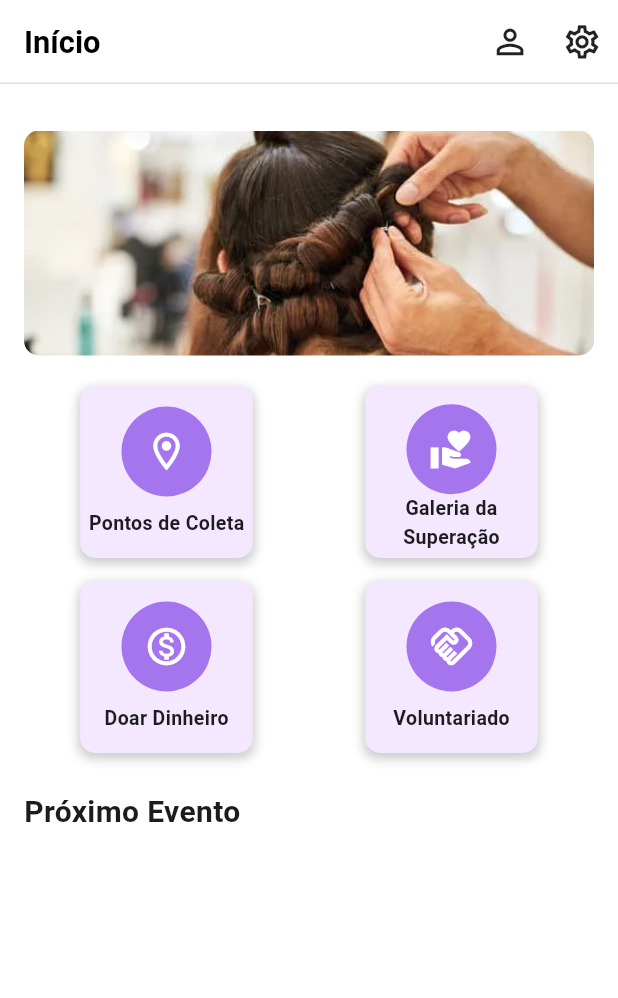
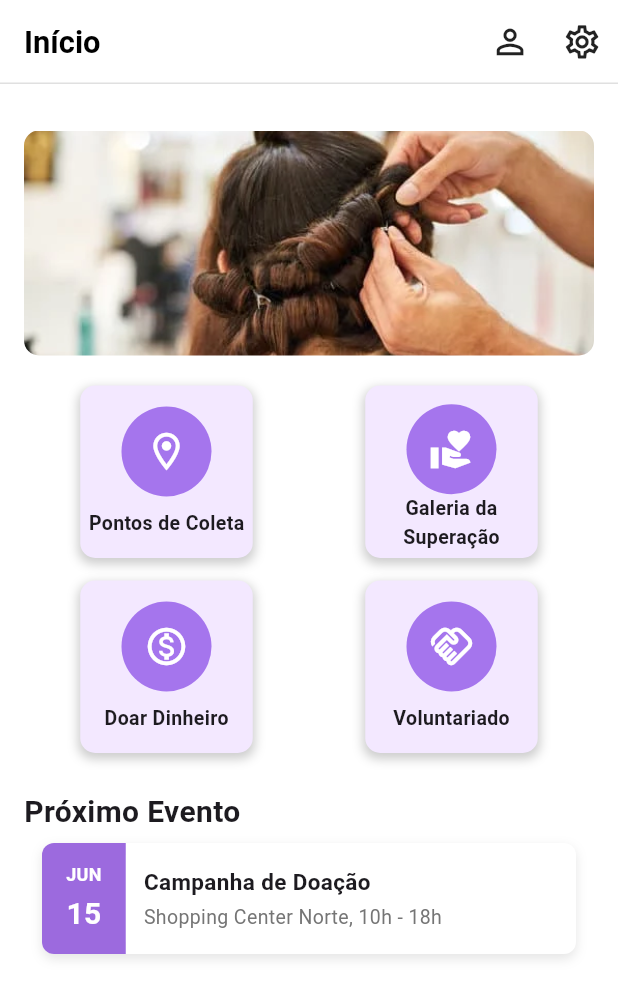
Before and after one commit to Arthur-Sto/Hair4Hope_MOBILE, a Flutter app: the HomePage screen opened by its route, on a phone screen of 412 x 824 dp. Shown: the top 998 px of the screen. Run offline on Flutter 3.47's test engine with Material 3 defaults, Android fonts, the light colour scheme and no system bars.

Commit message:
NextEvent widget for HomePage

```diff
--- /dev/null
+++ b/lib/components/event_card.dart
@@ -0,0 +1,110 @@
+import 'package:flutter/material.dart';
+
+class EventCard extends StatelessWidget {
+  final String month;
+  final String day;
+  final String title;
+  final String location;
+  final String time;
+
+  const EventCard({
+    super.key,
+    required this.month,
+    required this.day,
+    required this.title,
+    required this.location,
+    required this.time,
+  });
+
+  @override
+  Widget build(BuildContext context) {
+    return Container(
+      margin: const EdgeInsets.symmetric(
+        vertical: 6,
+        horizontal: 12,
+      ),
+      decoration: BoxDecoration(
+        color: Colors.white,
+        borderRadius: BorderRadius.circular(8),
+        boxShadow: [
+          BoxShadow(
+            color: Colors.black.withOpacity(0.1),
+            blurRadius: 6,
+            offset: const Offset(0, 3),
+          ),
+        ],
+      ),
+      child: Row(
+        children: [
+          // Coluna da data
+          Container(
+            padding: const EdgeInsets.symmetric(
+              vertical: 12,
+              horizontal: 16,
+            ),
+            decoration: const BoxDecoration(
+              color: Color(0xFF9C6ADE), // Roxo
+              borderRadius: BorderRadius.only(
+                topLeft: Radius.circular(8),
+                bottomLeft: Radius.circular(8),
+              ),
+            ),
+            child: Column(
+              mainAxisSize: MainAxisSize.min,
+              children: [
+                Text(
+                  month.toUpperCase(),
+                  style: const TextStyle(
+                    color: Colors.white,
+                    fontSize: 12,
+                    fontWeight: FontWeight.bold,
+                  ),
+                ),
+                const SizedBox(height: 4),
+                Text(
+                  day,
+                  style: const TextStyle(
+                    color: Colors.white,
+                    fontSize: 20,
+                    fontWeight: FontWeight.bold,
+                  ),
+                ),
+              ],
+            ),
+          ),
+
+          // Texto do evento
+          Expanded(
+            child: Padding(
+              padding: const EdgeInsets.symmetric(
+                horizontal: 12,
+                vertical: 14,
+              ),
+              child: Column(
+                crossAxisAlignment:
+                    CrossAxisAlignment.start,
+                children: [
+                  Text(
+                    title,
+                    style: const TextStyle(
+                      fontWeight: FontWeight.bold,
+                      fontSize: 15,
+                    ),
+                  ),
+                  const SizedBox(height: 4),
+                  Text(
+                    "$location, $time",
+                    style: TextStyle(
+                      color: Colors.grey.shade600,
+                      fontSize: 13,
+                    ),
+                  ),
+                ],
+              ),
+            ),
+          ),
+        ],
+      ),
+    );
+  }
+}
--- a/lib/pages/home_page.dart
+++ b/lib/pages/home_page.dart
@@ -1,5 +1,6 @@
 import 'package:flutter/material.dart';
 import 'package:iam_app/components/myappbar.dart';
+import 'package:iam_app/components/event_card.dart';
 import 'package:iam_app/components/quick_access_icon.dart';
 
 class HomePage extends StatelessWidget {
@@ -43,6 +44,13 @@ class HomePage extends StatelessWidget {
                 ),
               ),
             ),
+            EventCard(
+            month: "JUN",
+            day: "15",
+            title: "Campanha de Doação",
+            location: "Shopping Center Norte",
+            time: "10h - 18h",
+          ),
           ],
         ),
       ),
```
Also changed, not shown: lib/components/next_event.dart (deleted).
